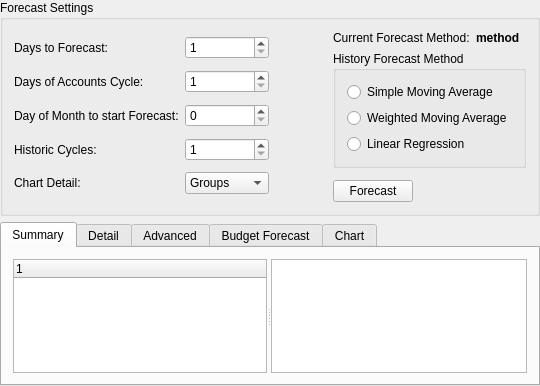
Above: kmymoney/views/kforecastviewdecl.ui from KDE/kmymoney before the change. Below: the same form after it.
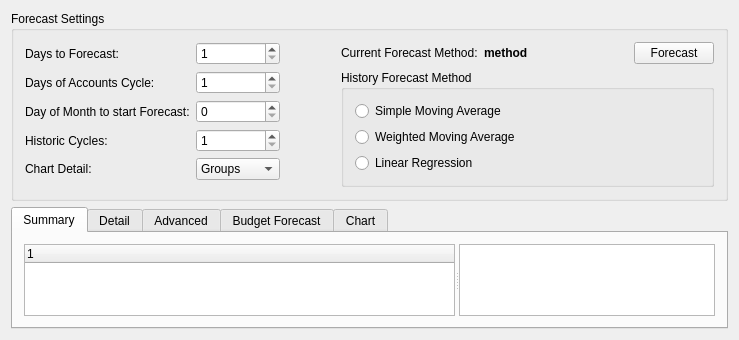
That is the form after the change. Custom widgets are drawn as their Qt base class.

Commit message: BUG: 256769 Improve the layout of the budgets and forecast views for a better vertical space usage. The only thing that was preventing the usage of KMyMoney on 1024x600 was the settings dialog which is fixed by this commit. For the status and tool bar reported for this bug they can be shown if the KMyMoney header is hidden using the settings. So a user with 1024x600 can hide one of the following 3 items to make KMyMoney fit into 600 pixels in height: - the title widget - the tool bar - the status bar

```diff
--- a/kmymoney/views/kforecastviewdecl.ui
+++ b/kmymoney/views/kforecastviewdecl.ui
@@ -6,22 +6,25 @@
    <rect>
     <x>0</x>
     <y>0</y>
-    <width>540</width>
-    <height>386</height>
+    <width>739</width>
+    <height>294</height>
    </rect>
   </property>
-  <layout class="QVBoxLayout">
-   <property name="margin">
-    <number>0</number>
-   </property>
+  <layout class="QVBoxLayout" name="verticalLayout">
    <item>
     <widget class="QGroupBox" name="groupBox3">
      <property name="title">
       <string>Forecast Settings</string>
      </property>
-     <layout class="QHBoxLayout">
+     <layout class="QHBoxLayout" name="horizontalLayout_3">
       <item>
-       <layout class="QGridLayout">
+       <layout class="QFormLayout" name="formLayout">
+        <property name="fieldGrowthPolicy">
+         <enum>QFormLayout::AllNonFixedFieldsGrow</enum>
+        </property>
+        <property name="labelAlignment">
+         <set>Qt::AlignLeading|Qt::AlignLeft|Qt::AlignVCenter</set>
+        </property>
         <item row="0" column="0">
          <widget class="QLabel" name="textLabel1">
           <property name="sizePolicy">
@@ -40,6 +43,12 @@
         </item>
         <item row="0" column="1">
          <widget class="QSpinBox" name="m_forecastDays">
+          <property name="sizePolicy">
+           <sizepolicy hsizetype="Minimum" vsizetype="Fixed">
+            <horstretch>0</horstretch>
+            <verstretch>0</verstretch>
+           </sizepolicy>
+          </property>
           <property name="minimum">
            <number>1</number>
           </property>
@@ -92,6 +101,12 @@
         </item>
         <item row="2" column="1">
          <widget class="QSpinBox" name="m_beginDay">
+          <property name="sizePolicy">
+           <sizepolicy hsizetype="Minimum" vsizetype="Fixed">
+            <horstretch>0</horstretch>
+            <verstretch>0</verstretch>
+           </sizepolicy>
+          </property>
           <property name="minimum">
            <number>0</number>
           </property>
@@ -112,6 +127,12 @@
         </item>
         <item row="3" column="1">
          <widget class="QSpinBox" name="m_forecastCycles">
+          <property name="sizePolicy">
+           <sizepolicy hsizetype="Minimum" vsizetype="Fixed">
+            <horstretch>0</horstretch>
+            <verstretch>0</verstretch>
+           </sizepolicy>
+          </property>
           <property name="minimum">
            <number>1</number>
           </property>
@@ -163,27 +184,22 @@
        </layout>
       </item>
       <item>
-       <spacer name="spacer23">
+       <spacer name="horizontalSpacer">
         <property name="orientation">
          <enum>Qt::Horizontal</enum>
         </property>
-        <property name="sizeType">
-         <enum>QSizePolicy::Expanding</enum>
-        </property>
         <property name="sizeHint" stdset="0">
          <size>
-          <width>16</width>
-          <height>31</height>
+          <width>62</width>
+          <height>20</height>
          </size>
         </property>
        </spacer>
       </item>
       <item>
-       <layout class="QVBoxLayout">
+       <layout class="QVBoxLayout" name="verticalLayout_2">
         <item>
-         <layout class="QVBoxLayout">
-          <item>
-           <layout class="QHBoxLayout">
+         <layout class="QHBoxLayout" name="horizontalLayout_2">
             <item>
              <widget class="QLabel" name="textLabel2">
               <property name="sizePolicy">
@@ -222,6 +238,29 @@
               </property>
              </widget>
             </item>
+          <item>
+           <spacer name="spacer22">
+            <property name="orientation">
+             <enum>Qt::Horizontal</enum>
+            </property>
+            <property name="sizeType">
+             <enum>QSizePolicy::Minimum</enum>
+            </property>
+            <property name="sizeHint" stdset="0">
+             <size>
+              <width>100</width>
+              <height>21</height>
+             </size>
+            </property>
+           </spacer>
+          </item>
+          <item>
+           <widget class="KPushButton" name="m_forecastButton">
+            <property name="text">
+             <string>Forecast</string>
+            </property>
+           </widget>
+          </item>
            </layout>
           </item>
           <item>
@@ -265,51 +304,6 @@
           </item>
          </layout>
         </item>
-        <item>
-         <spacer name="spacer7">
-          <property name="orientation">
-           <enum>Qt::Vertical</enum>
-          </property>
-          <property name="sizeType">
-           <enum>QSizePolicy::Expanding</enum>
-          </property>
-          <property name="sizeHint" stdset="0">
-           <size>
-            <width>21</width>
-            <height>6</height>
-           </size>
-          </property>
-         </spacer>
-        </item>
-        <item>
-         <layout class="QHBoxLayout">
-          <item>
-           <widget class="KPushButton" name="m_forecastButton">
-            <property name="text">
-             <string>Forecast</string>
-            </property>
-           </widget>
-          </item>
-          <item>
-           <spacer name="spacer22">
-            <property name="orientation">
-             <enum>Qt::Horizontal</enum>
-            </property>
-            <property name="sizeType">
-             <enum>QSizePolicy::Expanding</enum>
-            </property>
-            <property name="sizeHint" stdset="0">
-             <size>
-              <width>31</width>
-              <height>21</height>
-             </size>
-            </property>
-           </spacer>
-          </item>
-         </layout>
-        </item>
-       </layout>
-      </item>
      </layout>
     </widget>
    </item>
@@ -329,9 +323,6 @@
        <string>Summary</string>
       </attribute>
       <layout class="QHBoxLayout" name="horizontalLayout">
-       <item>
-        <layout class="QHBoxLayout"/>
-       </item>
        <item>
         <widget class="QSplitter" name="splitter">
          <property name="orientation">
```
Lines whose indentation alone changed are shown as unchanged. The commit also changes 2 other files.
